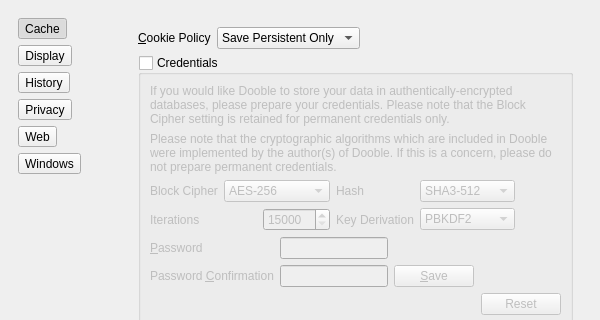
Before: the Qt Designer form 2.x/UI/dooble_settings.ui in textbrowser/dooble, drawn with Qt 5; both pictures show x 0 to 600 and y 0 to 320 of the 600 by 815 pixel window.
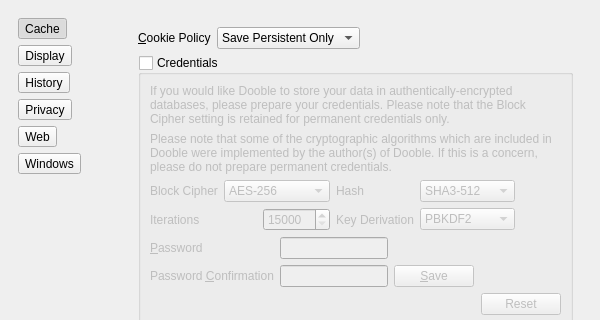
After: the same form once the commit is applied. The open tabs and pages were chosen to show the change. Icons and pictures are not drawn.

```diff
--- a/2.x/UI/dooble_settings.ui
+++ b/2.x/UI/dooble_settings.ui
@@ -732,7 +732,7 @@
               <rect>
                <x>0</x>
                <y>0</y>
-               <width>481</width>
+               <width>472</width>
                <height>732</height>
               </rect>
              </property>
@@ -817,7 +817,7 @@
                  <item>
                   <widget class="QLabel" name="label_5">
                    <property name="text">
-                    <string>Please note that the cryptographic algorithms which are included in Dooble were implemented by the author(s) of Dooble. If this is a concern, please do not prepare permanent credentials.</string>
+                    <string>Please note that some of the cryptographic algorithms which are included in Dooble were implemented by the author(s) of Dooble. If this is a concern, please do not prepare permanent credentials.</string>
                    </property>
                    <property name="wordWrap">
                     <bool>true</bool>
```
Left out of the diff: 2 changed lines with no effect on the pictures.
